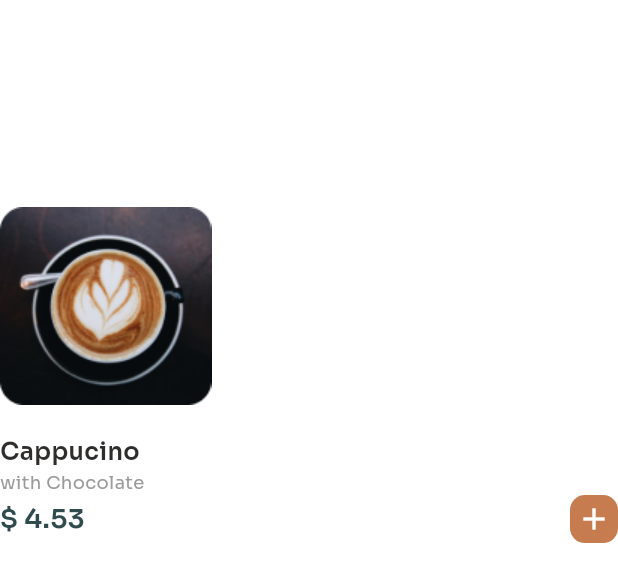
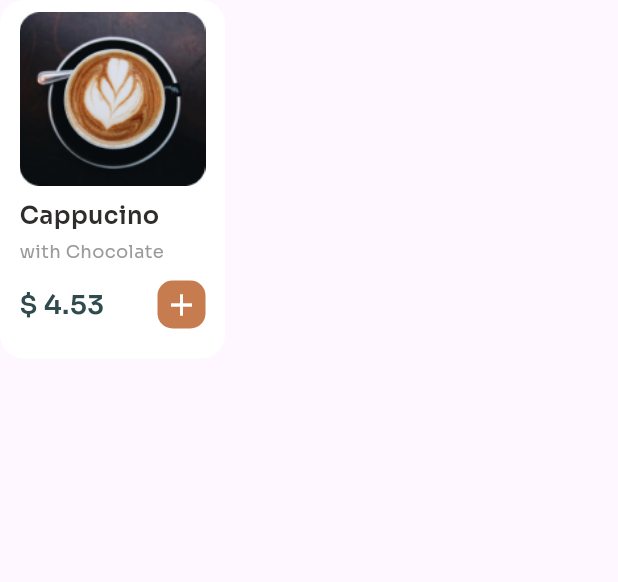
Before and after one commit to Dilshan97/Flutter-Coffee-Shop-App-UI, a Flutter app: the Item widget shown alone on an empty page, opened directly, on a phone screen of 412 x 824 dp. Shown: the top 582 px of the screen. Run offline on Flutter 3.47's test engine with Material 2 defaults, Android fonts, the phone set to English and light mode, and no system bars; our stand-ins replace google_fonts, iconsax.

Commit message:
grid view issue fixed

```diff
--- a/lib/screens/widgets/item.dart
+++ b/lib/screens/widgets/item.dart
@@ -17,31 +17,30 @@ class Item extends StatefulWidget {
 class _ItemState extends State<Item> {
   @override
   Widget build(BuildContext context) {
-    return GestureDetector(
-      onTap: () => Navigator.pushNamed(
-        context,
-        Routes.detail,
+    return Container(
+        height: 239,
+        width: 150,
+        decoration: BoxDecoration(
+          color: Colors.white,
+          borderRadius: BorderRadius.circular(16),
         ),
-      child: Container(
-        height: 500,
-        alignment: Alignment.center,
-        decoration: const BoxDecoration(
-          color: Colors.white,
+        child: Padding(
+          padding: const EdgeInsets.only(
+            left: 13,
+            right: 13,
           ),
           child: Column(
             crossAxisAlignment: CrossAxisAlignment.start,
-          mainAxisAlignment: MainAxisAlignment.center,
             children: [
-            SizedBox(
-              width: 141,
+              Container(
+                width: 142,
                 height: 132,
+                alignment: Alignment.center,
                 child: Image.asset(
                   widget.image,
-                fit: BoxFit.fill,
+                  fit: BoxFit.contain,
+                  width: 142,
                 ),
-            ),
-            const SizedBox(
-              height: 20,
               ),
               GestureDetector(
                 onTap: () => Navigator.pushNamed(
@@ -57,6 +56,9 @@ class _ItemState extends State<Item> {
                   ),
                 ),
               ),
+              const SizedBox(
+                height: 4,
+              ),
               Text(
                 'with Chocolate',
                 style: GoogleFonts.sora(
@@ -66,7 +68,7 @@ class _ItemState extends State<Item> {
                 ),
               ),
               const SizedBox(
-              height: 0.080,
+                height: 11,
               ),
               Row(
                 mainAxisAlignment: MainAxisAlignment.spaceBetween,
```
Also changed, not shown: lib/screens/home.dart (+13 -6 lines). Lines whose indentation alone changed are shown as unchanged.
